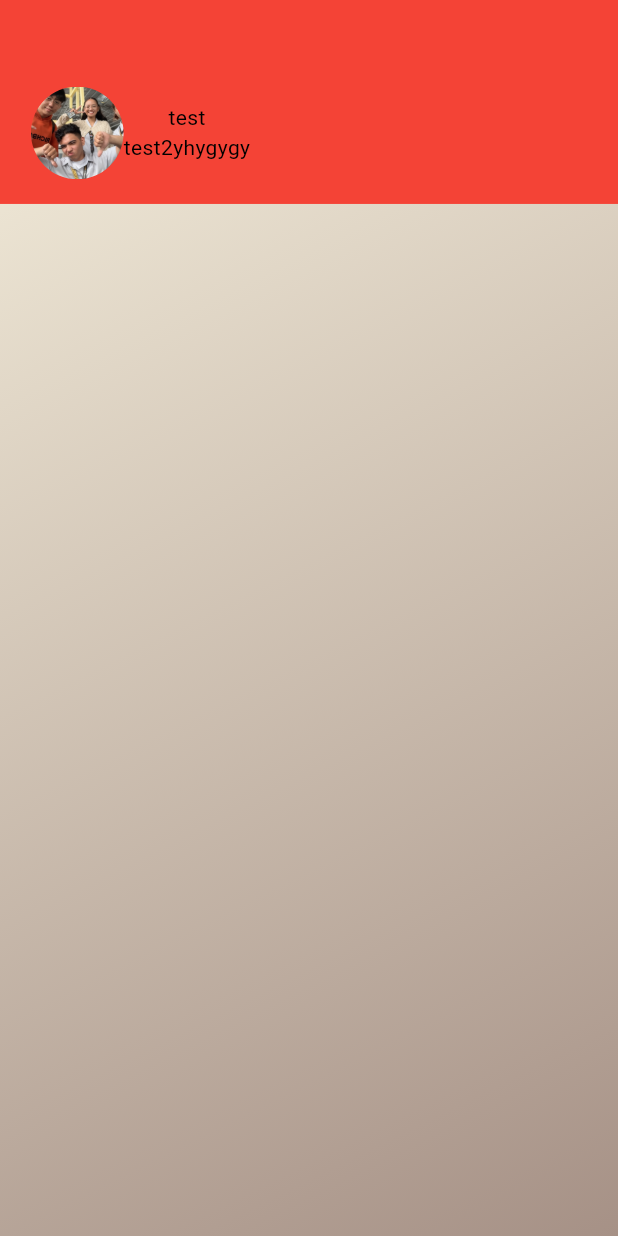
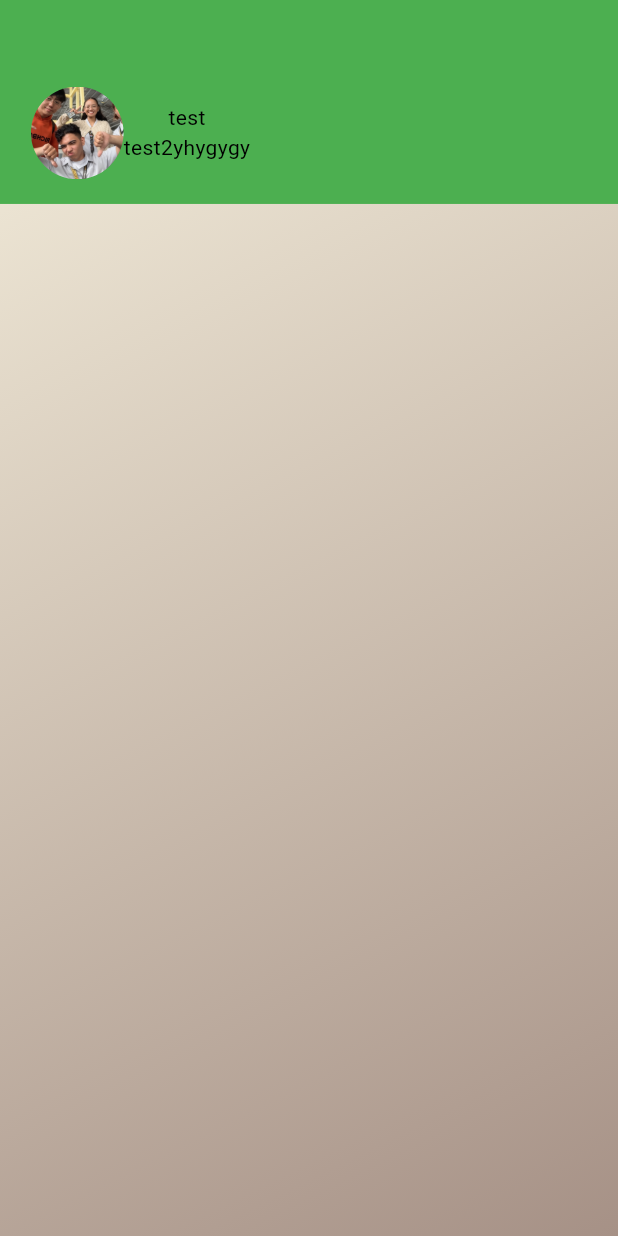
Before and after one commit to mbtperfumes04/mbtperfumes, a Flutter app: the screen it shows after launch, on a phone screen of 412 x 824 dp. Run offline on Flutter 3.47's test engine with Material 3 defaults, Android fonts, the phone set to English and light mode, and no system bars; our stand-ins replace flutter_native_splash.

Commit message:
Second commit

```diff
--- a/lib/screens/home.dart
+++ b/lib/screens/home.dart
@@ -32,7 +32,7 @@ class _HomeState extends State<Home> {
         children: [
           Container(
             decoration: const BoxDecoration(
-              color: Colors.red
+              color: Colors.green
             ),
             padding: EdgeInsets.only(
               left: screenWidth * 0.05,
```
